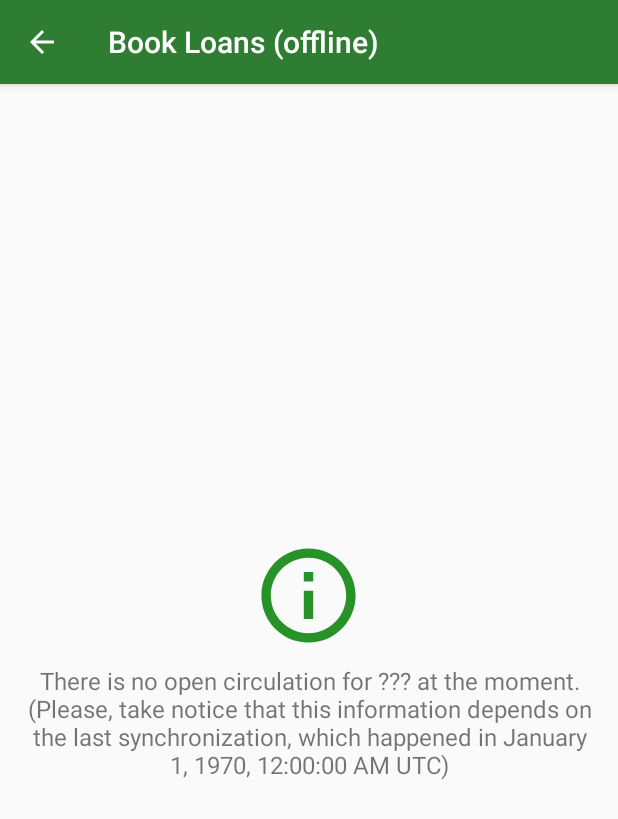
After one commit to mauromascarenhas/Biblioteca_UFABC, an Android app: the BookLoansActivity screen opened directly, with no data from a screen before it, on a phone screen of 412 x 824 dp. The commit adds this screen. Shown: the top 819 px of the screen. Run offline under Robolectric (Android 15) with nearby library versions, the phone set to English and light mode, and no system bars; our stand-ins replace Room's generated code.

Commit message:
Added offline book loans viewer
Added:

- BookLoansActivity + dependencies (Adapters, strings, etc.).
- Users can view their pending renewals even when offline (this feature is extremely dependent of the last synchronization time [which can be checked when there is no book loan entry]).

Improved:

- RenewalActivity is no longer destroyed on screen rotation.
- "Book Loans" button is only available if the synchronization is enabled.

```diff
--- a/BibliotecaUFABC/app/src/main/AndroidManifest.xml
+++ b/BibliotecaUFABC/app/src/main/AndroidManifest.xml
@@ -57,7 +57,12 @@
             android:theme="@style/AppTheme.NoActionBar" />
         <activity
             android:name=".RenewalActivity"
+            android:configChanges="orientation|screenSize|keyboardHidden"
             android:label="@string/title_activity_renewal" />
+        <activity
+            android:name=".BookLoansActivity"
+            android:configChanges="orientation|screenSize|keyboardHidden"
+            android:label="@string/title_activity_loans" />
         <activity
             android:name=".LoginActivity"
             android:configChanges="orientation|screenSize|keyboardHidden"
--- /dev/null
+++ b/BibliotecaUFABC/app/src/main/java/com/nintersoft/bibliotecaufabc/BookLoansActivity.java
@@ -0,0 +1,112 @@
+package com.nintersoft.bibliotecaufabc;
+
+import android.content.SharedPreferences;
+import android.os.Bundle;
+import android.preference.PreferenceManager;
+import android.view.Gravity;
+import android.view.MenuItem;
+import android.view.View;
+import android.widget.FrameLayout;
+import android.widget.LinearLayout;
+import android.widget.TextView;
+
+import androidx.appcompat.app.AppCompatActivity;
+import androidx.recyclerview.widget.LinearLayoutManager;
+import androidx.recyclerview.widget.RecyclerView;
+
+import com.nintersoft.bibliotecaufabc.book_renewal_model.BookRenewalDAO;
+import com.nintersoft.bibliotecaufabc.book_renewal_model.BookRenewalDatabaseSingletonFactory;
+import com.nintersoft.bibliotecaufabc.book_renewal_model.BookRenewalProperties;
+import com.nintersoft.bibliotecaufabc.viewadapter.BookLoansAdapter;
+
+import java.text.DateFormat;
+import java.util.ArrayList;
+import java.util.Date;
+import java.util.Locale;
+
+public class BookLoansActivity extends AppCompatActivity {
+
+    private RecyclerView result_list;
+    private LinearLayout layout_holder;
+    private LinearLayout layout_no_books;
+
+    private BookRenewalDAO dao;
+    private BookLoansAdapter adapter;
+    private ArrayList<BookRenewalProperties> availableBooks;
+
+    @Override
+    protected void onCreate(Bundle savedInstanceState) {
+        super.onCreate(savedInstanceState);
+        setContentView(R.layout.activity_renewal);
+
+        bindComponents();
+        setupInterface(getReservationBooks());
+        setupBookList();
+    }
+
+    private void bindComponents(){
+        dao = BookRenewalDatabaseSingletonFactory.getInstance().bookRenewalDAO();
+
+        result_list = findViewById(R.id.list_renewal_results);
+        layout_holder = findViewById(R.id.renewal_holder_layout);
+        layout_no_books = findViewById(R.id.no_renewal_books_layout);
+
+        availableBooks = new ArrayList<>();
+        adapter = new BookLoansAdapter(availableBooks);
+
+        if (getSupportActionBar() != null)
+            getSupportActionBar().setDisplayHomeAsUpEnabled(true);
+    }
+
+    private void setupInterface(boolean setResults){
+        if (setResults){
+            FrameLayout.LayoutParams noGravity = (FrameLayout.LayoutParams)layout_holder.getLayoutParams();
+            noGravity.gravity = Gravity.NO_GRAVITY;
+            layout_holder.setLayoutParams(noGravity);
+            layout_no_books.setVisibility(View.GONE);
+            result_list.setVisibility(View.VISIBLE);
+        }
+        else{
+            FrameLayout.LayoutParams gravity = (FrameLayout.LayoutParams)layout_holder.getLayoutParams();
+            gravity.gravity = Gravity.CENTER;
+            layout_holder.setLayoutParams(gravity);
+            result_list.setVisibility(View.GONE);
+
+            SharedPreferences pref = PreferenceManager.getDefaultSharedPreferences(this);
+            setUserNameNoRenewal(pref.getString(getString(R.string.key_privacy_login_username), "???"));
+        }
+        findViewById(R.id.renewal_loading_layout).setVisibility(View.GONE);
+        findViewById(R.id.renewal_error_layout).setVisibility(View.GONE);
+    }
+
+    private void setUserNameNoRenewal(String userName){
+        result_list.setVisibility(View.GONE);
+        layout_no_books.setVisibility(View.VISIBLE);
+        SharedPreferences preferences = PreferenceManager.getDefaultSharedPreferences(getApplicationContext());
+        DateFormat df = DateFormat.getDateTimeInstance(DateFormat.LONG, DateFormat.LONG, Locale.getDefault());
+        ((TextView)findViewById(R.id.no_renewal_username)).setText(getString(R.string.label_no_bookloan_username, userName,
+                df.format(new Date(preferences.getLong(this.getString(R.string.key_synchronization_schedule), 0)))));
+    }
+
+    private void setupBookList(){
+        adapter = new BookLoansAdapter(availableBooks);
+        result_list.setLayoutManager(new LinearLayoutManager(this));
+        result_list.setAdapter(adapter);
+        adapter.notifyDataSetChanged();
+    }
+
+    @Override
+    public boolean onOptionsItemSelected(MenuItem item) {
+        if (item.getItemId() == android.R.id.home){
+            finish();
+            return true;
+        }
+        return super.onOptionsItemSelected(item);
+    }
+
+    private boolean getReservationBooks(){
+        availableBooks = new ArrayList<>(dao.getAll());
+        adapter.notifyDataSetChanged();
+        return !availableBooks.isEmpty();
+    }
+}
--- /dev/null
+++ b/BibliotecaUFABC/app/src/main/java/com/nintersoft/bibliotecaufabc/viewadapter/BookLoansAdapter.java
@@ -0,0 +1,71 @@
+package com.nintersoft.bibliotecaufabc.viewadapter;
+
+import android.view.LayoutInflater;
+import android.view.View;
+import android.view.ViewGroup;
+import android.widget.ImageView;
+import android.widget.TextView;
+
+import com.nintersoft.bibliotecaufabc.R;
+import com.nintersoft.bibliotecaufabc.book_renewal_model.BookRenewalProperties;
+
+import java.util.ArrayList;
+
+import androidx.annotation.NonNull;
+import androidx.cardview.widget.CardView;
+import androidx.recyclerview.widget.RecyclerView;
+
+public class BookLoansAdapter extends RecyclerView.Adapter<BookLoansAdapter.SearchBooksViewHolder> {
+
+    @SuppressWarnings("WeakerAccess")
+    public static class SearchBooksViewHolder extends RecyclerView.ViewHolder{
+        TextView title;
+        TextView library;
+        TextView patrimony;
+        TextView date;
+        CardView cardView;
+        ImageView bookCover;
+
+        public SearchBooksViewHolder(View v){
+            super(v);
+
+            date = v.findViewById(R.id.card_renewal_item_date);
+            title = v.findViewById(R.id.card_renewal_item_title);
+            library = v.findViewById(R.id.card_renewal_item_library);
+            bookCover = v.findViewById(R.id.card_renewal_item_photo);
+            patrimony = v.findViewById(R.id.card_renewal_item_patrimony);
+
+            cardView = v.findViewById(R.id.card_renewal_frame);
+
+            v.findViewById(R.id.card_renewal_button).setVisibility(View.GONE);
+        }
+    }
+
+    private ArrayList<BookRenewalProperties> properties;
+
+    public BookLoansAdapter(@NonNull ArrayList<BookRenewalProperties> properties){
+        this.properties = properties;
+    }
+
+    @NonNull
+    @Override
+    public SearchBooksViewHolder onCreateViewHolder(@NonNull ViewGroup parent, int viewType) {
+        return new SearchBooksViewHolder(LayoutInflater.from(parent.getContext())
+                .inflate(R.layout.list_item_renewal_book_properties, parent, false));
+    }
+
+    @Override
+    public void onBindViewHolder(@NonNull SearchBooksViewHolder holder, int position) {
+        final BookRenewalProperties cProperties = properties.get(position);
+
+        holder.date.setText(cProperties.getDate());
+        holder.title.setText(cProperties.getTitle());
+        holder.library.setText(cProperties.getLibrary());
+        holder.patrimony.setText(cProperties.getPatrimony());
+    }
+
+    @Override
+    public int getItemCount() {
+        return properties.size();
+    }
+}
--- a/BibliotecaUFABC/app/src/main/res/menu/activity_main_drawer.xml
+++ b/BibliotecaUFABC/app/src/main/res/menu/activity_main_drawer.xml
@@ -15,6 +15,10 @@
                 android:id="@+id/nav_renew"
                 android:icon="@drawable/ic_menu_renew"
                 android:title="@string/nav_menu_renewal" />
+            <item
+                android:id="@+id/nav_loans"
+                android:icon="@drawable/ic_menu_lending"
+                android:title="@string/nav_menu_loans" />
             <item
                 android:id="@+id/nav_reservation"
                 android:icon="@drawable/ic_menu_reservation"
--- a/BibliotecaUFABC/app/src/main/res/values/strings.xml
+++ b/BibliotecaUFABC/app/src/main/res/values/strings.xml
@@ -9,6 +9,7 @@
 
     <string name="nav_menu_tools">Online tools</string>
     <string name="nav_menu_renewal">Renewals</string>
+    <string name="nav_menu_loans">Book loans</string>
     <string name="nav_menu_reservation">Reservations</string>
     <string name="nav_menu_settings">Settings</string>
     <string name="nav_menu_search">Search for books, articles&#8230;</string>
@@ -140,6 +141,9 @@
 
     <string name="label_renewal_loading">Loading books available for renewal&#8230;</string>
     <string name="label_no_renewal_username">There is no open circulation for %1$s at the moment.</string>
+    <string name="label_no_bookloan_username">There is no open circulation for %1$s at the moment.
+        (Please, take notice that this information depends on the last synchronization,
+        which happened in %2$s)</string>
 
     <string name="message_renewal_connected_failed">You have canceled the login attempt</string>
     <string name="label_renewal_connection_error">
@@ -169,6 +173,8 @@
     <string name="button_reservation_reload">Reload</string>
 
     <string name="action_share_books">Share book</string>
+
+    <string name="title_activity_loans">Book Loans (offline)</string>
 
     <string name="title_activity_book_details">Book/Work Details</string>
 
```
Also changed, not shown: BibliotecaUFABC/app/src/main/java/com/nintersoft/bibliotecaufabc/MainActivity.java (+9 -0 lines), BibliotecaUFABC/app/src/main/res/drawable/ic_menu_lending.xml (added, +9 -0 lines), 1 other file.
